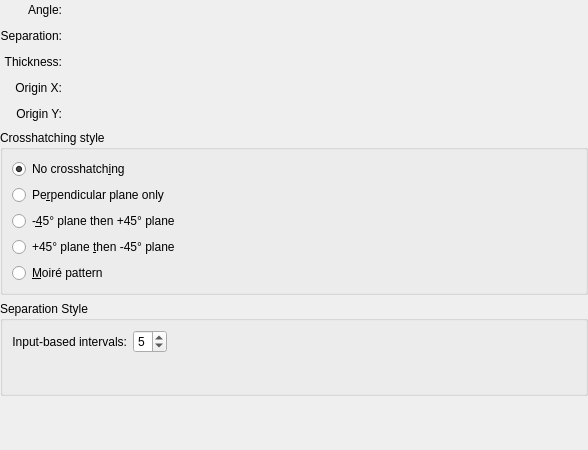
Qt form plugins/paintops/hatching/wdghatchingoptions.ui (KDE/krita) before a commit.
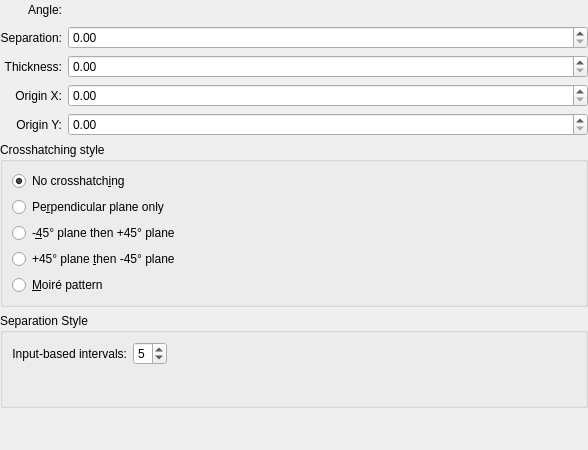
The same form after that commit. Custom widgets are drawn as their Qt base class.

Commit message:
ui: Fix Designer not rendering KisDoubleSliderSpinBox as QDoubleSpinBox
Part-of: <https://invent.kde.org/graphics/krita/-/merge_requests/1742>

```diff
--- a/plugins/paintops/hatching/wdghatchingoptions.ui
+++ b/plugins/paintops/hatching/wdghatchingoptions.ui
@@ -451,7 +451,7 @@
   </customwidget>
   <customwidget>
    <class>KisDoubleSliderSpinBox</class>
-   <extends>QWidget</extends>
+   <extends>QDoubleSpinBox</extends>
    <header>kis_slider_spin_box.h</header>
    <container>1</container>
   </customwidget>
```
The commit also changes 54 other files.
